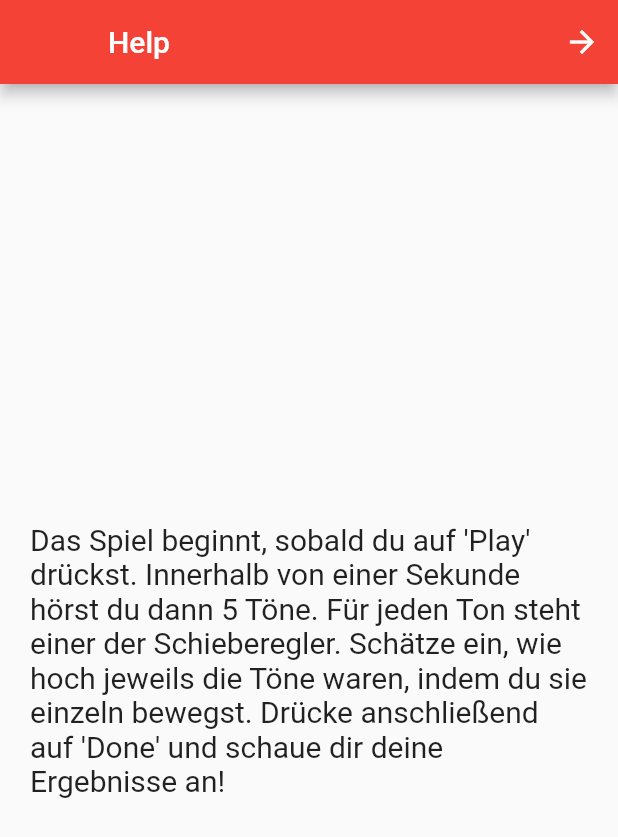
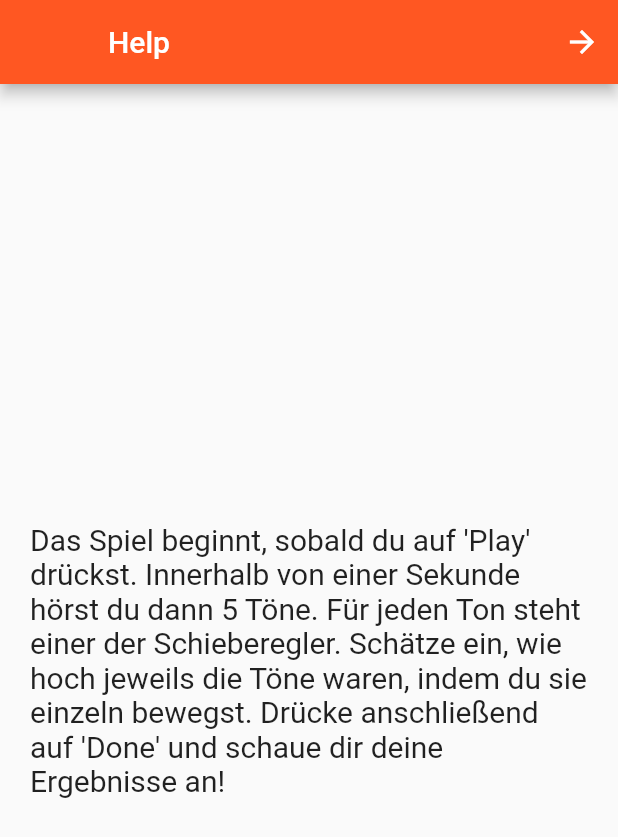
Before and after one commit to Rechunk/GuessThePitch, a Flutter app: the Help screen opened directly, on a phone screen of 412 x 824 dp. Shown: the top 837 px of the screen. Run offline on Flutter 3.47's test engine with Material 2 defaults, Android fonts, the light colour scheme and no system bars; missing offline and left inert: audioplayer, countdown.

Commit message:
Main color changed

```diff
--- a/lib/config.dart
+++ b/lib/config.dart
@@ -6,7 +6,7 @@ String helpText = "Das Spiel beginnt, sobald du auf 'Play' drückst. "
     "indem du sie einzeln bewegst. Drücke anschließend auf 'Done' und schaue "
     "dir deine Ergebnisse an!";
 
-Color mainColor = Colors.red;
+Color mainColor = new Color(0xFFFF5722);
 
 FractionalOffsetTween rightToLeft = new FractionalOffsetTween(
 begin: FractionalOffset.topRight,
```
